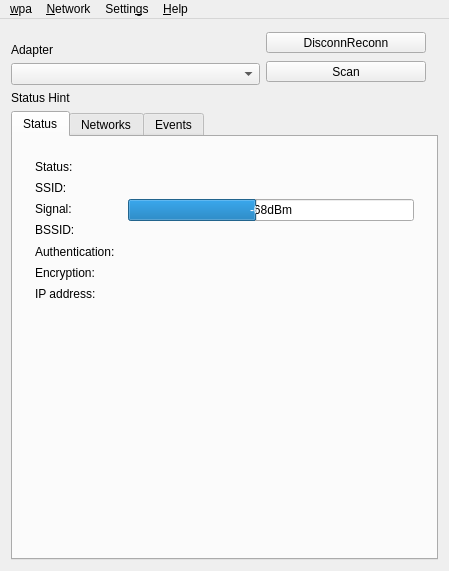
First picture: the form in src/wpagui.ui, repository loh-tar/wpa-cute, before the edit.
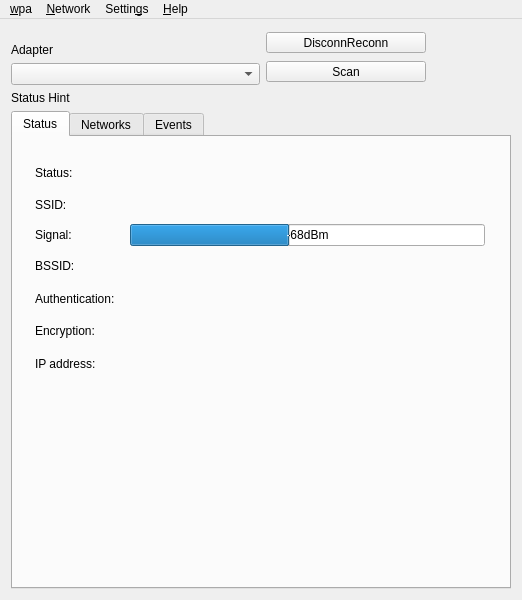
Second picture: the form after the edit. The open tabs and pages were chosen to show the change. Icons and pictures are not drawn.

Commit message:
Add 'Choose' button to Networks tab
...to implement the 'select_network' command. Sadly does these not works
well, but the logic was easy to emulate

- Add statusTips to buttons on Networks tab
- Change toolTips to statusTips of disconReconAction/networkDisEnableAction

The edit to the form file:
```diff
--- a/src/wpagui.ui
+++ b/src/wpagui.ui
@@ -6,8 +6,8 @@
    <rect>
     <x>0</x>
     <y>0</y>
-    <width>449</width>
-    <height>571</height>
+    <width>522</width>
+    <height>600</height>
    </rect>
   </property>
   <property name="windowTitle">
@@ -146,85 +146,37 @@
              <enum>QFrame::Plain</enum>
             </property>
             <layout class="QGridLayout" name="gridLayout_3">
+             <item row="0" column="1" rowspan="7">
+              <spacer name="horizontalSpacer_5">
+               <property name="orientation">
+                <enum>Qt::Horizontal</enum>
+               </property>
+               <property name="sizeType">
+                <enum>QSizePolicy::Fixed</enum>
+               </property>
+               <property name="sizeHint" stdset="0">
+                <size>
+                 <width>9</width>
+                 <height>218</height>
+                </size>
+               </property>
+              </spacer>
+             </item>
              <item row="0" column="0">
-              <layout class="QHBoxLayout" name="horizontalLayout_3">
-               <property name="spacing">
-                <number>13</number>
-               </property>
-               <item>
-                <layout class="QVBoxLayout" name="verticalLayout_6">
-                 <item>
                   <widget class="QLabel" name="statusLabel">
                    <property name="text">
                     <string>Status:</string>
                    </property>
                   </widget>
                  </item>
-                 <item>
-                  <widget class="QLabel" name="ssidLabel">
-                   <property name="text">
-                    <string>SSID:</string>
-                   </property>
-                  </widget>
-                 </item>
-                 <item>
-                  <widget class="QLabel" name="rssiLabel">
-                   <property name="text">
-                    <string>Signal:</string>
-                   </property>
-                  </widget>
-                 </item>
-                 <item>
-                  <widget class="QLabel" name="bssidLabel">
-                   <property name="text">
-                    <string>BSSID:</string>
-                   </property>
-                  </widget>
-                 </item>
-                 <item>
-                  <widget class="QLabel" name="authenticationLabel">
-                   <property name="text">
-                    <string>Authentication:</string>
-                   </property>
-                  </widget>
-                 </item>
-                 <item>
-                  <widget class="QLabel" name="encryptionLabel">
-                   <property name="text">
-                    <string>Encryption:</string>
-                   </property>
-                  </widget>
-                 </item>
-                 <item>
-                  <widget class="QLabel" name="ipAddressLabel">
-                   <property name="text">
-                    <string>IP address:</string>
-                   </property>
-                  </widget>
-                 </item>
-                </layout>
-               </item>
-               <item>
-                <layout class="QVBoxLayout" name="verticalLayout_5">
-                 <property name="spacing">
-                  <number>6</number>
-                 </property>
-                 <item>
-                  <widget class="QLabel" name="textStatus">
-                   <property name="text">
-                    <string/>
-                   </property>
-                  </widget>
-                 </item>
-                 <item>
-                  <widget class="QLabel" name="textSsid">
-                   <property name="text">
-                    <string/>
-                   </property>
-                  </widget>
-                 </item>
-                 <item>
+             <item row="2" column="2">
                   <widget class="QProgressBar" name="rssiBar">
+               <property name="sizePolicy">
+                <sizepolicy hsizetype="Expanding" vsizetype="Fixed">
+                 <horstretch>1</horstretch>
+                 <verstretch>0</verstretch>
+                </sizepolicy>
+               </property>
                    <property name="layoutDirection">
                     <enum>Qt::RightToLeft</enum>
                    </property>
@@ -248,50 +200,105 @@
                    </property>
                   </widget>
                  </item>
-                 <item>
+             <item row="3" column="0">
+              <widget class="QLabel" name="bssidLabel">
+               <property name="text">
+                <string>BSSID:</string>
+               </property>
+              </widget>
+             </item>
+             <item row="3" column="2">
                   <widget class="QLabel" name="textBssid">
                    <property name="text">
-                    <string/>
+                <string>&lt;bssid&gt;</string>
                    </property>
                   </widget>
                  </item>
-                 <item>
+             <item row="1" column="0">
+              <widget class="QLabel" name="ssidLabel">
+               <property name="text">
+                <string>SSID:</string>
+               </property>
+              </widget>
+             </item>
+             <item row="2" column="0">
+              <widget class="QLabel" name="rssiLabel">
+               <property name="text">
+                <string>Signal:</string>
+               </property>
+              </widget>
+             </item>
+             <item row="4" column="0">
+              <widget class="QLabel" name="authenticationLabel">
+               <property name="text">
+                <string>Authentication:</string>
+               </property>
+              </widget>
+             </item>
+             <item row="4" column="2">
                   <widget class="QLabel" name="textAuthentication">
                    <property name="text">
-                    <string/>
+                <string>&lt;auth&gt;</string>
                    </property>
                   </widget>
                  </item>
-                 <item>
+             <item row="5" column="0">
+              <widget class="QLabel" name="encryptionLabel">
+               <property name="text">
+                <string>Encryption:</string>
+               </property>
+              </widget>
+             </item>
+             <item row="0" column="2">
+              <widget class="QLabel" name="textStatus">
+               <property name="text">
+                <string>&lt;status&gt;</string>
+               </property>
+              </widget>
+             </item>
+             <item row="5" column="2">
                   <widget class="QLabel" name="textEncryption">
                    <property name="text">
-                    <string/>
+                <string>&lt;encryp&gt;</string>
                    </property>
                   </widget>
                  </item>
-                 <item>
+             <item row="6" column="0">
+              <widget class="QLabel" name="ipAddressLabel">
+               <property name="text">
+                <string>IP address:</string>
+               </property>
+              </widget>
+             </item>
+             <item row="6" column="2">
                   <widget class="QLabel" name="textIpAddress">
                    <property name="text">
-                    <string/>
+                <string>&lt;ip-addr&gt;</string>
                    </property>
                   </widget>
                  </item>
-                 <item>
-                  <spacer name="horizontalSpacer_5">
+             <item row="1" column="2">
+              <widget class="QLabel" name="textSsid">
+               <property name="text">
+                <string>&lt;ssid&gt;</string>
+               </property>
+              </widget>
+             </item>
+             <item row="0" column="3">
+              <spacer name="horizontalSpacer_6">
                    <property name="orientation">
                     <enum>Qt::Horizontal</enum>
                    </property>
+               <property name="sizeType">
+                <enum>QSizePolicy::Expanding</enum>
+               </property>
                    <property name="sizeHint" stdset="0">
                     <size>
-                     <width>40</width>
-                     <height>0</height>
+                 <width>2</width>
+                 <height>20</height>
                     </size>
                    </property>
                   </spacer>
-                 </item>
-                </layout>
-               </item>
-              </layout>
              </item>
             </layout>
            </widget>
@@ -534,7 +541,7 @@
     <rect>
      <x>0</x>
      <y>0</y>
-     <width>449</width>
+     <width>522</width>
      <height>40</height>
     </rect>
    </property>
```
Left out of the diff: 63 changed lines with no effect on the pictures. Lines whose indentation alone changed are shown as unchanged. The commit also changes 2 other files.
